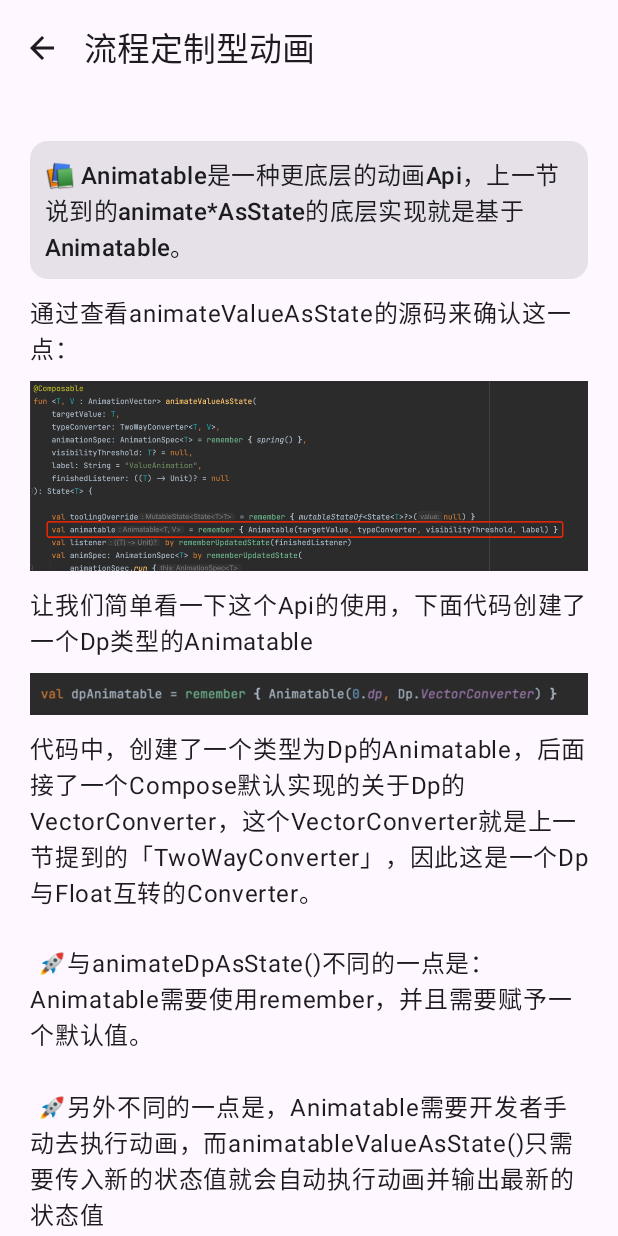
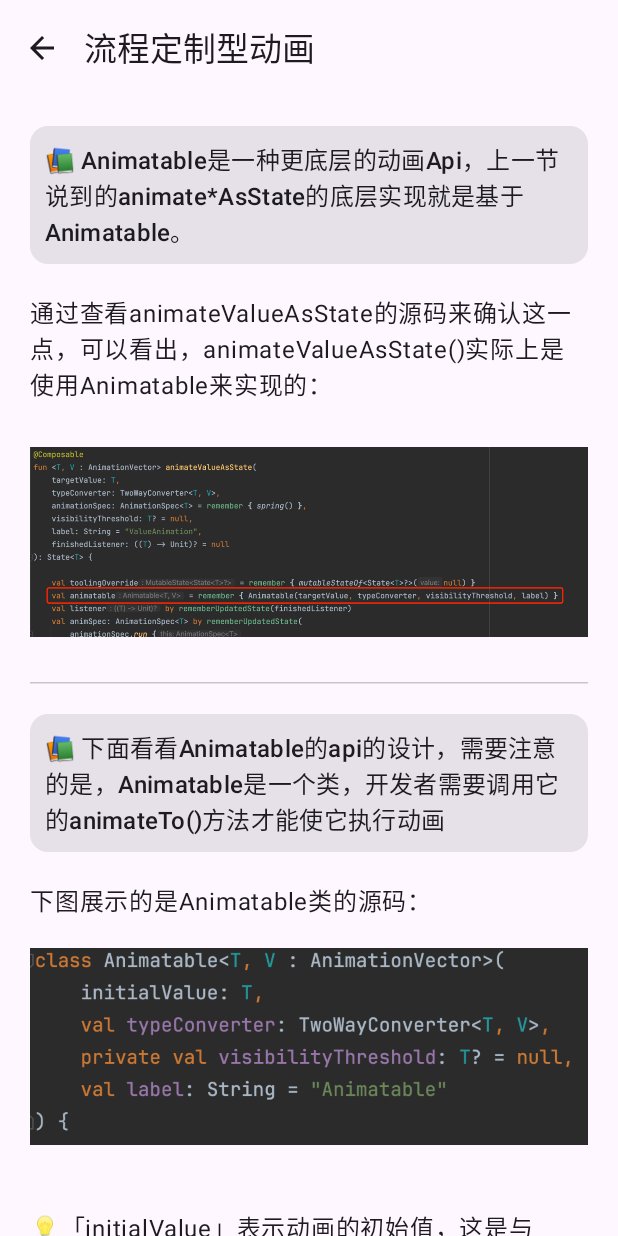
Before and after one commit to yang961226/ComposeAnimation, an Android app built with Jetpack Compose: the animatable_page screen opened through its navigation route, on a phone screen of 412 x 824 dp. Run offline under Robolectric (Android 15) with nearby library versions, the phone set to English and light mode, and no system bars.

Commit message:
animatable

```diff
--- a/app/src/main/java/com/sundayting/composeanimation/ui/value_base/AnimatablePage.kt
+++ b/app/src/main/java/com/sundayting/composeanimation/ui/value_base/AnimatablePage.kt
@@ -1,6 +1,5 @@
 package com.sundayting.composeanimation.ui.value_base
 
-import androidx.compose.animation.Animatable
 import androidx.compose.animation.core.Animatable
 import androidx.compose.animation.core.VectorConverter
 import androidx.compose.foundation.Image
@@ -46,7 +45,6 @@ import androidx.compose.ui.unit.dp
 import androidx.compose.ui.unit.sp
 import androidx.navigation.NavHostController
 import com.sundayting.composeanimation.R
-import kotlinx.coroutines.delay
 
 object AnimatablePage {
 
@@ -81,8 +79,8 @@ object AnimatablePage {
                 verticalArrangement = Arrangement.spacedBy(20.dp)
             ) {
                 item("1") {
-                    Column {
-                        Card(Modifier.padding(vertical = 10.dp)) {
+                    Column(verticalArrangement = Arrangement.spacedBy(20.dp)) {
+                        Card {
                             Column(
                                 modifier = Modifier.padding(10.dp),
                                 horizontalAlignment = Alignment.CenterHorizontally
@@ -94,7 +92,7 @@ object AnimatablePage {
                             }
                         }
 
-                        Text("通过查看animateValueAsState的源码来确认这一点：")
+                        Text("通过查看animateValueAsState的源码来确认这一点，可以看出，animateValueAsState()实际上是使用Animatable来实现的：")
                         Image(
                             painterResource(id = R.drawable.animatable_2),
                             contentDescription = null,
@@ -102,6 +100,47 @@ object AnimatablePage {
                                 .fillMaxWidth()
                                 .padding(vertical = 10.dp),
                             contentScale = ContentScale.FillWidth
+                        )
+                    }
+                }
+                item{
+                    HorizontalDivider()
+                }
+                item("2"){
+                    Column(verticalArrangement = Arrangement.spacedBy(20.dp)){
+                        Card {
+                            Column(
+                                modifier = Modifier.padding(10.dp),
+                                horizontalAlignment = Alignment.CenterHorizontally
+                            ) {
+                                Text(
+                                    "📚 下面看看Animatable的api的设计，需要注意的是，Animatable是一个类，开发者需要调用它的animateTo()方法才能使它执行动画",
+                                    style = MaterialTheme.typography.titleMedium,
+                                )
+                            }
+                        }
+
+                        Text("下图展示的是Animatable类的源码：")
+
+                        Image(
+                            painter = painterResource(id = R.drawable.animatable_5),
+                            contentDescription = null,
+                            modifier = Modifier.fillMaxWidth(),
+                            contentScale = ContentScale.FillWidth
+                        )
+
+                        Text(
+                            """
+
+                💡「initialValue」表示动画的初始值，这是与animate*AsState()最大不同的地方，Animatable需要写入动画的初始值。
+
+                💡「typeConverter」 上一章已经解释，为了给不同类型的动画适配，需要一个转换器将其他的类转成底层的浮点类型。
+
+                💡「visibilityThreshold 」可见阈值，当动画低于当前阈值时自动停下，避免性能浪费。
+
+                💡「label」 这个参数是为了区别在 Android Studio 中进行动画预览时，区别其它动画的。
+
+            """.trimIndent()
                         )
 
                         Text("让我们简单看一下这个Api的使用，下面代码创建了一个Dp类型的Animatable")
@@ -123,8 +162,6 @@ object AnimatablePage {
 
                         Text("\n 🚀下面给一个基于Animatable实现的圆角变化的动画及其源代码")
 
-
-
                         AnimatableExample(
                             Modifier.padding(vertical = 10.dp)
                         )
@@ -142,7 +179,10 @@ object AnimatablePage {
                         Spacer(Modifier.height(20.dp))
 
                         Card {
-                            Column(Modifier.padding(10.dp)) {
+                            Column(
+                                Modifier.padding(10.dp),
+                                verticalArrangement = Arrangement.spacedBy(20.dp)
+                            ) {
                                 Text("那么开发者应该在何时使用这个更加底层的api呢？")
                                 Image(
                                     painterResource(id = R.drawable.animatable_1),
@@ -152,24 +192,15 @@ object AnimatablePage {
                                         .size(100.dp)
                                         .align(Alignment.CenterHorizontally),
                                 )
+                                Text("要回答这个问题，我们先回到animate*AsState()本身，其实这个api就是对Animatable的「场景化封装」，这里指的是「不同状态下切换」的场景，当开发者需要面临的情况是状态不明确，亦或是开始状态和结束状态均为一致的这种例外情况，使用这个api将会导致开发者陷入困境，因此开发者需要使用更底层的api来解决他们的问题")
                             }
                         }
-
-                        Spacer(Modifier.height(20.dp))
-
-                        Text("在进一步探讨之前，我们先回顾一下animate*AsState()这个api，开发者是通过切换它的「目标值」来启动动画的，也就是说，当开发所需的场景是「在不同状态之间切换时，需要动画过渡」下的时候，用animate*AsState()可以非常方便开发者去实现，实际上这个api就是为了针对这个场景对Animatable进行了封装。")
-
-                        Text("\n但是某些场景下并不是状态之间的切换，而是「包含了更为复杂的因素」时，用animate*AsState()会比较困难，例如「等待2秒后，再实现状态A到状态B的迁移」这种场景再去使用animate*AsState()会比较棘手。\n\n这个场景下开发者使用更为底层的Animatable则比较方便，下面的案例是一个等待1秒后才会变色的案例，实现也非常简单，只需要在协程启动时delay一秒即可。")
-
-                        AnimatableExample2(
-                            Modifier.padding(vertical = 10.dp)
-                        )
                     }
                 }
-                item{
+                item {
                     HorizontalDivider()
                 }
-                item("2"){
+                item("结束") {
                     Card {
                         Column(
                             Modifier.padding(10.dp),
@@ -223,42 +254,4 @@ object AnimatablePage {
             Button(onClick = { big = !big }) { Text("点我变化") }
         }
     }
-
-    @Composable
-    private fun AnimatableExample2(
-        modifier: Modifier = Modifier,
-    ) {
-
-        var tag by remember {
-            mutableStateOf(false)
-        }
-
-        val dpAnimatable = remember {
-            Animatable(Color.Red.copy(0.2f))
-        }
-
-        LaunchedEffect(tag) {
-            delay(1000L)
-            dpAnimatable.animateTo(
-                if (tag) Color.Blue.copy(0.2f) else Color.Red.copy(0.2f)
-            )
-        }
-
-        Column(
-            modifier.fillMaxWidth(),
-            horizontalAlignment = Alignment.CenterHorizontally
-        ) {
-            Box(
-                Modifier
-                    .padding(20.dp)
-                    .size(100.dp)
-                    .background(
-                        dpAnimatable.value,
-                    )
-            )
-
-            Button(onClick = { tag = !tag }) { Text("点我1秒后变化") }
-        }
-    }
-
 }
--- a/app/src/main/java/com/sundayting/composeanimation/ui/value_base/ValueBasePage.kt
+++ b/app/src/main/java/com/sundayting/composeanimation/ui/value_base/ValueBasePage.kt
@@ -149,7 +149,7 @@ object ValueBasePage {
                 item("7") {
                     Block7()
                 }
-                item{
+                item {
                     HorizontalDivider()
                 }
                 item("8") {
@@ -324,7 +324,7 @@ object ValueBasePage {
                     .horizontalScroll(rememberScrollState()),
                 verticalAlignment = Alignment.CenterVertically
             ) {
-                Text("阻尼比：")
+                Text("阻尼比(弹性)：")
                 RadioButton(
                     selected = dampingRatioType == 0,
                     onClick = { dampingRatioType = 0 },
@@ -533,7 +533,15 @@ object ValueBasePage {
                                 """.trimIndent(),
                 modifier = Modifier.align(Alignment.Start)
             )
-            Text("tween的参数中，值得一提的是easing参数，这是补间动画的核心，它决定了补间动画的时间与运行速率的关系，下面从代码上解释：")
+
+            Card(Modifier.padding(vertical = 20.dp)) {
+                Text(
+                    "⚠️需要注意的是，Easing的命名是以符合大众认知的、先入场再出场为顺序，但是入场动画叫Out，出场动画叫In，这里笔者理解为「上一个动画的出场为Out，下一个动画的进场为In」，因此FastOutSlowIn可以理解为先快后慢。",
+                    modifier = Modifier.padding(10.dp)
+                )
+            }
+
+            Text("tween的参数中，值得一提的是easing参数，这是补间动画的核心，它决定了补间动画的时间与进度的关系，下面从代码上解释：")
             Image(
                 painter = painterResource(id = R.drawable.valuebase_3_4),
                 contentDescription = null,
@@ -668,7 +676,7 @@ object ValueBasePage {
             }
 
             Text(
-                "动画规格（Spec）影响了动画在往目标值移动的过程中的具体运行逻辑，不同的Spec可以让动画产生不同的效果，下面通过实际案例看看他们的差异"
+                "动画规格（Spec）影响了动画在往目标值移动的过程中的具体运行逻辑，不同的Spec基于不同的数学模型，下面是一些不同Spec实现的平移动画案例："
             )
 
             var toTarget by remember {
```
Also changed, not shown: app/src/main/res/drawable/animatable_5.png (added), app/src/main/res/drawable/img.png (added), app/src/main/res/drawable/img_1.png (added), app/src/main/res/drawable/img_2.png (added).
